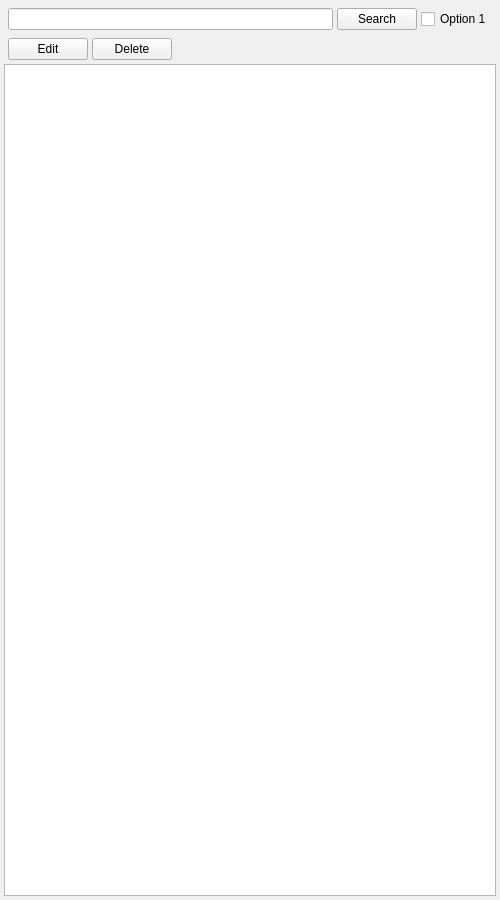
Before: the Qt Designer form app/search_widget.ui in JamesAIzzard/codiet, drawn with Qt 5.
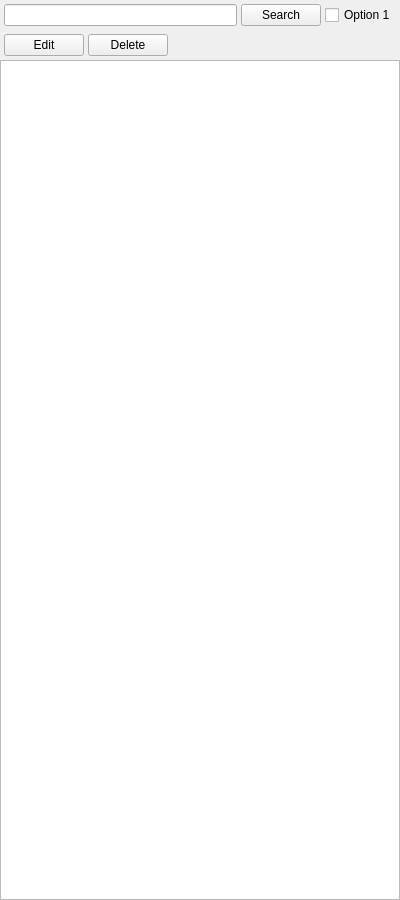
After: the same form once the commit is applied.

Commit message: Fixes ingredient editor layout behaviour.

Diff of the .ui file:
```diff
--- a/app/search_widget.ui
+++ b/app/search_widget.ui
@@ -6,13 +6,13 @@
    <rect>
     <x>0</x>
     <y>0</y>
-    <width>500</width>
+    <width>400</width>
     <height>900</height>
    </rect>
   </property>
   <property name="minimumSize">
    <size>
-    <width>500</width>
+    <width>400</width>
     <height>0</height>
    </size>
   </property>
@@ -30,16 +30,16 @@
     <number>0</number>
    </property>
    <property name="leftMargin">
-    <number>4</number>
+    <number>0</number>
    </property>
    <property name="topMargin">
-    <number>4</number>
+    <number>0</number>
    </property>
    <property name="rightMargin">
-    <number>4</number>
+    <number>0</number>
    </property>
    <property name="bottomMargin">
-    <number>4</number>
+    <number>0</number>
    </property>
    <item>
     <widget class="QWidget" name="widget" native="true">
```
The commit also changes 7 other files.
